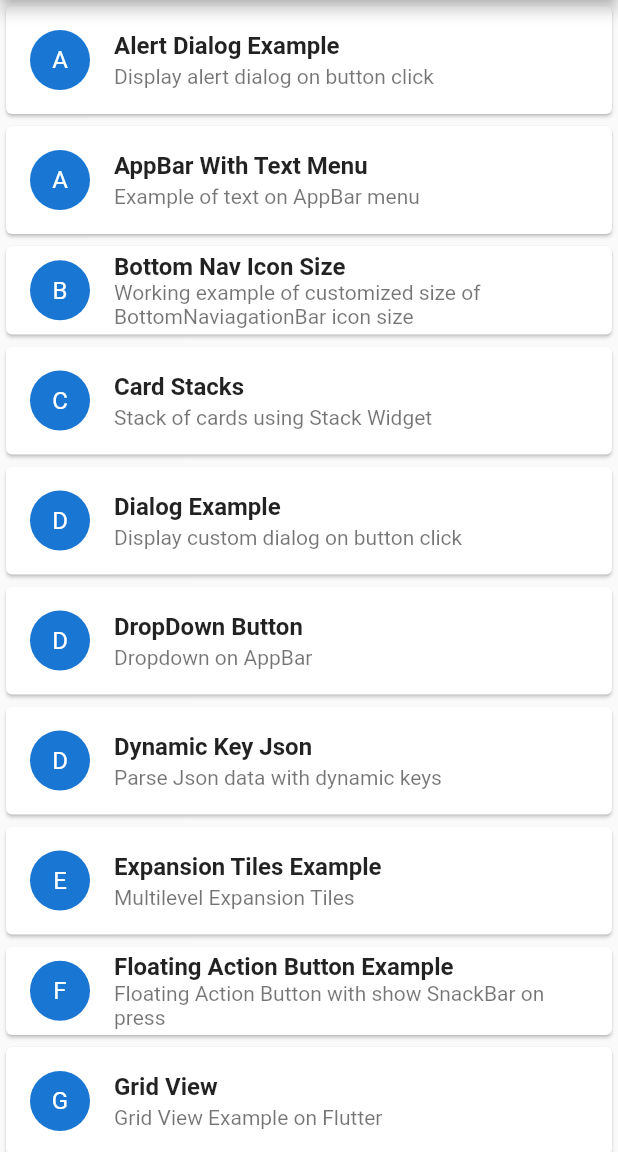
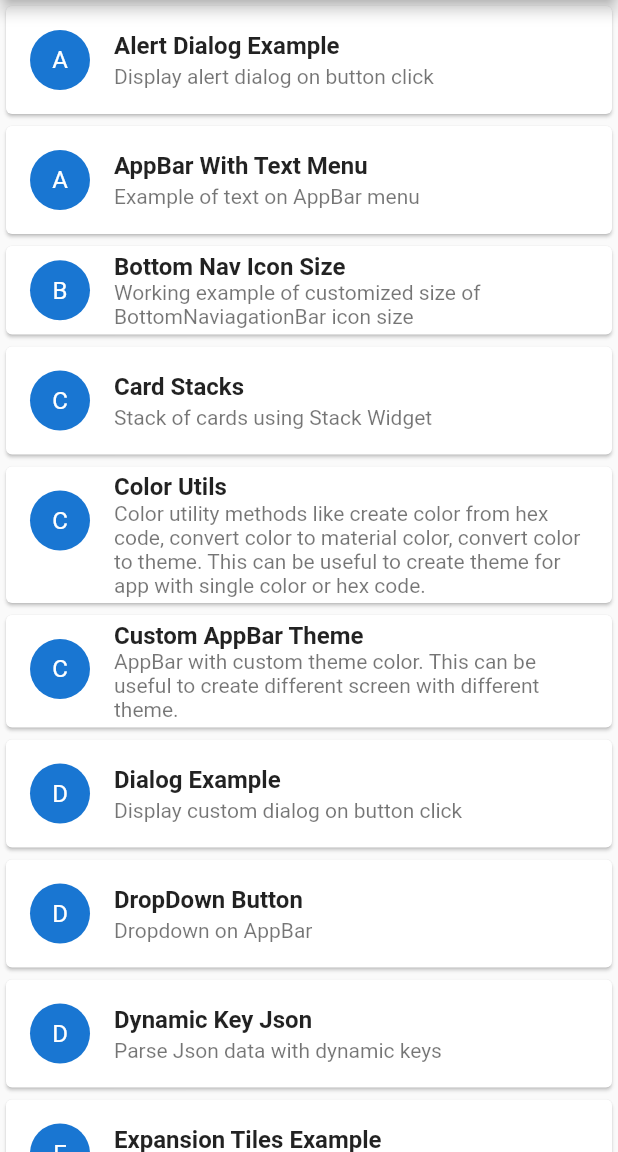
Before and after one commit to sharmadhiraj/flutter_examples, a Flutter app: the screen it shows after launch, on a phone screen of 412 x 824 dp, the part 84-1236 px from its top. Run offline on Flutter 3.47's test engine with Material 2 defaults, Android fonts, the phone set to English and light mode, and no system bars; our stand-ins replace geolocator; missing offline and left inert: flutter_webview_plugin, geocoder.

Commit message:
Add color utils, custom appbar examples.

```diff
--- a/lib/list.dart
+++ b/lib/list.dart
@@ -1,4 +1,6 @@
 import 'package:flutter/material.dart';
+import 'package:flutter_examples/screens/color_utils.dart';
+import 'package:flutter_examples/screens/custom_appbar_theme.dart';
 import 'package:flutter_examples/screens/dynamic_key_josn.dart';
 import 'package:flutter_examples/screens/splash.dart';
 
@@ -169,6 +171,16 @@ class ListScreen extends StatelessWidget {
         "Parse Json data with dynamic keys",
         DynamicKeyJsonExampleScreen(),
       ),
+      Screen(
+        "Color Utils",
+        "Color utility methods like create color from hex code, convert color to material color, convert color to theme. This can be useful to create theme for app with single color or hex code.",
+        ColorUtilsScreen(),
+      ),
+      Screen(
+        "Custom AppBar Theme",
+        "AppBar with custom theme color. This can be useful to create different screen with different theme.",
+        CustomAppBarThemeExample(),
+      ),
     ];
     screens.sort((a, b) => a.title.compareTo(b.title));
     return screens;
--- /dev/null
+++ b/lib/screens/color_utils.dart
@@ -0,0 +1,56 @@
+import 'package:flutter/material.dart';
+
+class ColorUtilsScreen extends StatelessWidget {
+  @override
+  Widget build(BuildContext context) {
+    return Scaffold(
+      appBar: AppBar(
+        title: Text("Color Utils"),
+      ),
+      body: Padding(
+        padding: const EdgeInsets.all(16),
+        child: Column(
+          children: [
+            Container(
+              height: 24,
+              width: double.infinity,
+              color: hexToColor("FF0000"),
+            )
+          ],
+        ),
+      ),
+    );
+  }
+
+  ThemeData colorToThemeData() {
+    return ThemeData(primarySwatch: colorToMaterialColor(Colors.green));
+  }
+
+  MaterialColor colorToMaterialColor(Color color) {
+    return MaterialColor(color.value, colorToSwatch(color));
+  }
+
+  Map<int, Color> colorToSwatch(Color color) {
+    return {
+      50: color.withOpacity(0.1),
+      100: color.withOpacity(0.2),
+      200: color.withOpacity(0.3),
+      300: color.withOpacity(0.4),
+      400: color.withOpacity(0.5),
+      500: color.withOpacity(0.6),
+      600: color.withOpacity(0.7),
+      700: color.withOpacity(0.8),
+      800: color.withOpacity(0.9),
+      900: color.withOpacity(1),
+    };
+  }
+
+  Color hexToColor(String hexCode) {
+    hexCode = hexCode.replaceAll("#", "");
+    try {
+      return Color(int.parse("FF$hexCode", radix: 16));
+    } catch (e) {
+      return Colors.blue;
+    }
+  }
+}
--- /dev/null
+++ b/lib/screens/custom_appbar_theme.dart
@@ -0,0 +1,31 @@
+import 'package:flutter/material.dart';
+
+class CustomAppBarThemeExample extends StatelessWidget {
+  @override
+  Widget build(BuildContext context) {
+    return Scaffold(
+      appBar: CustomAppBar(),
+      body: Container(),
+    );
+  }
+}
+
+class CustomAppBar extends StatelessWidget implements PreferredSizeWidget {
+  final AppBar appBar;
+
+  CustomAppBar()
+      : appBar = AppBar(
+          title: Text("Custom AppBar Theme"),
+        );
+
+  @override
+  Widget build(BuildContext context) {
+    return Theme(
+      child: appBar,
+      data: ThemeData.dark(),
+    );
+  }
+
+  @override
+  Size get preferredSize => appBar.preferredSize;
+}
```
Also changed, not shown: pubspec.lock, 1 other file.
